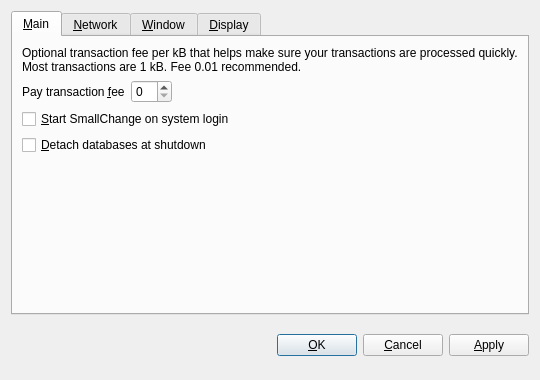
First picture: the form in src/qt/forms/optionsdialog.ui, repository hassa129/whalecoin, before the edit.
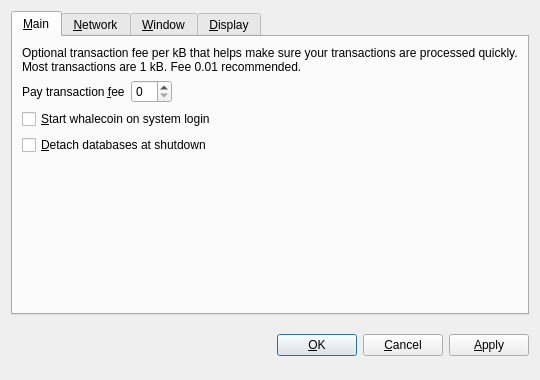
Second picture: the form after the edit. The open tabs and pages were chosen to show the change. Custom widgets are drawn as their Qt base class.

Patch:
```diff
--- a/src/qt/forms/optionsdialog.ui
+++ b/src/qt/forms/optionsdialog.ui
@@ -82,7 +82,7 @@
           <string>Automatically start SmallChange after logging in to the system.</string>
          </property>
          <property name="text">
-          <string>&amp;Start SmallChange on system login</string>
+          <string>&amp;Start whalecoin on system login</string>
          </property>
         </widget>
        </item>
```
Left out of the diff: 10 changed lines with no effect on the pictures.
